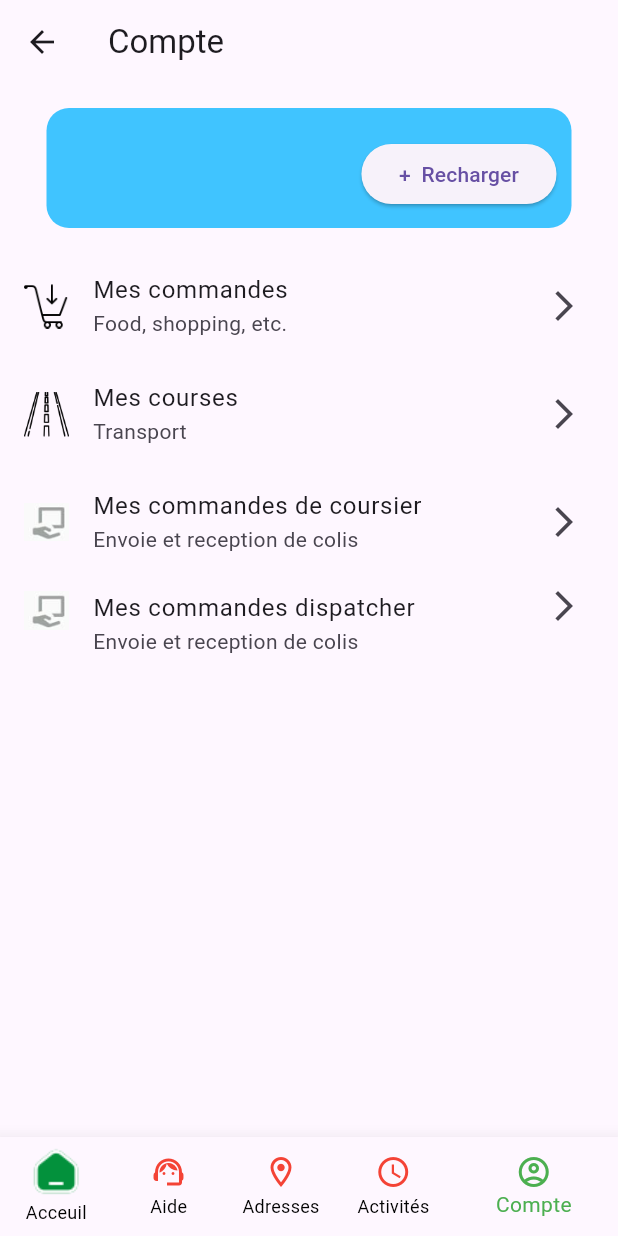
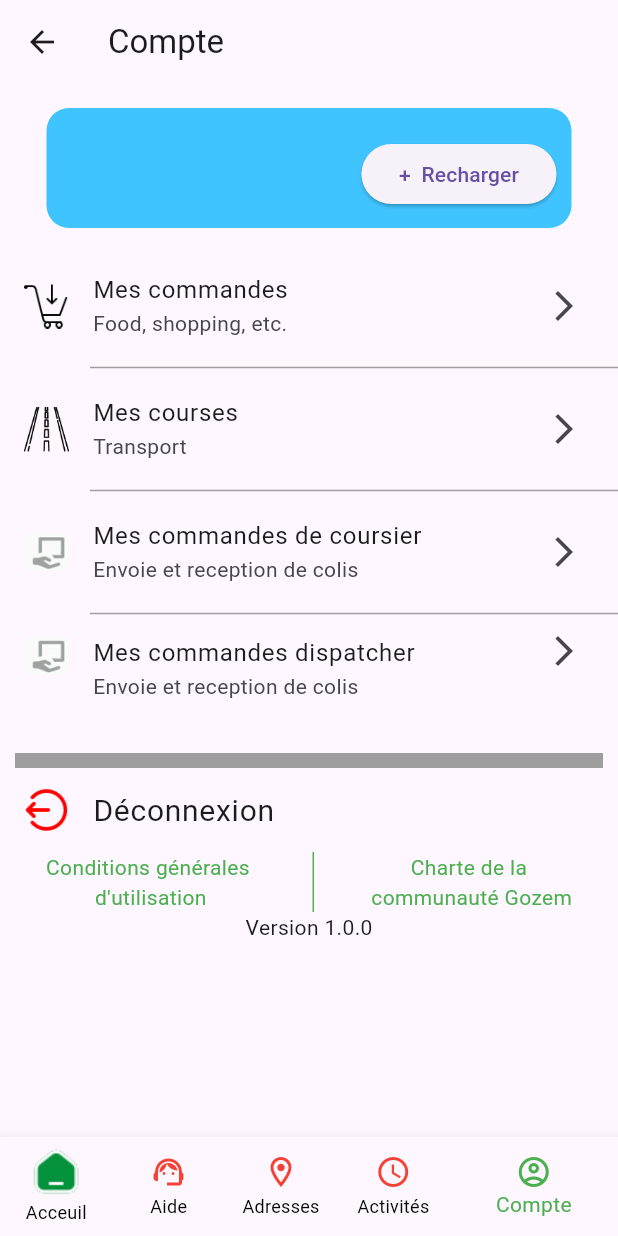
Before and after one commit to orbitb4/GozemClone, a Flutter app: the AccountScreen screen opened by its route, on a phone screen of 412 x 824 dp. Run offline on Flutter 3.47's test engine with Material 3 defaults, Android fonts, the phone set to English and light mode, and no system bars; our stand-ins replace badges, carousel_slider, flutter_image_slideshow; missing offline and left inert: sliver_list_separator.

Commit message:
Page Compte

```diff
--- a/lib/screens/account_screen.dart
+++ b/lib/screens/account_screen.dart
@@ -1,4 +1,5 @@
 import 'package:flutter/material.dart';
+import 'package:sliver_list_separator/sliver_list_separator.dart';
 import 'package:carousel_slider/carousel_slider.dart'; // Import du package carousel_slider
 
 class AccountScreen extends StatelessWidget {
@@ -51,6 +52,12 @@ class AccountScreen extends StatelessWidget {
             subtitle: Text("Food, shopping, etc."),
             trailing: Icon(Icons.arrow_forward_ios_outlined),
           ),
+          Divider(
+            height: 10,
+            thickness: 1,
+            color: Colors.grey,
+            indent: 60,
+          ),
           ListTile(
             leading: Image.asset(
               "assets/images/road3.png",
@@ -61,7 +68,14 @@ class AccountScreen extends StatelessWidget {
             subtitle: Text("Transport"),
             trailing: Icon(Icons.arrow_forward_ios_outlined),
           ),
+          Divider(
+            height: 10,
+            thickness: 1,
+            color: Colors.grey,
+            indent: 60,
+          ),
           ListTile(
+
             leading: Image.asset(
               "assets/images/a.png",
               width: 30,
@@ -70,6 +84,12 @@ class AccountScreen extends StatelessWidget {
             title: Text("Mes commandes de coursier"),
             subtitle: Text("Envoie et reception de colis"),
             trailing: Icon(Icons.arrow_forward_ios_outlined),
+          ),
+          Divider(
+            height: 10,
+            thickness: 1,
+            color: Colors.grey,
+            indent: 60,
           ),
           ListTile(
             leading: Image.asset(
@@ -82,7 +102,55 @@ class AccountScreen extends StatelessWidget {
             isThreeLine: true,
             trailing: Icon(Icons.arrow_forward_ios_outlined),
           ),
+          Container(
+            width: 392,
+            height: 10,
+            decoration: BoxDecoration(
+              color: Colors.grey
+            ),
+          ),
+          ListTile(
+            leading: Image.asset(
+              "assets/images/logout.png",
+              width: 30,
+              height: 30,
+            ),
+            title: Text("Déconnexion",
+            style: TextStyle(
+              fontSize: 20.0
+            ),),
+          ),
+          Stack(
+            children: [
+              Positioned(
+
+                  child: IntrinsicHeight(
+                      child: Row(
+                        children: <Widget>[
+                          Column(
+                            children: [
+                              Text("Conditions générales ", style: TextStyle(color: Colors.green),),
+                              Text("d'utilisation", style: TextStyle(color: Colors.green),)
+                            ],
+                          ),
+                          VerticalDivider(color: Colors.green,),
+                          Column(
+                            children: [
+                              Text("Charte de la ", style: TextStyle(color: Colors.green),),
+                              Text("communauté Gozem", style: TextStyle(color: Colors.green),)
+                            ],
+                          ),
+                        ],
+
+                        mainAxisAlignment: MainAxisAlignment.spaceEvenly,
+                      ),
+                  )
+              ),
+            ],
+          ),
+          Text("Version 1.0.0")
         ],
+
       ),
       bottomNavigationBar: BottomNavigationBar(
         items: [
--- a/pubspec.yaml
+++ b/pubspec.yaml
@@ -38,6 +38,7 @@ dependencies:
   carousel_slider: ^4.2.1
   badges: ^3.1.2
   flutter_image_slideshow: any
+  sliver_list_separator: ^1.0.3
 
 dev_dependencies:
   flutter_test:
```
Also changed, not shown: assets/images/logout.png (added), pubspec.lock.
